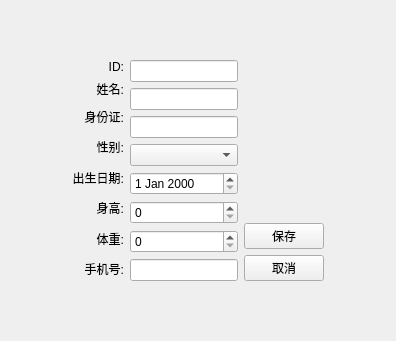
This is lab4/patienteditview.ui in cheying123/QTLAB4 as Qt 5 draws it before an edit. The edited form follows.
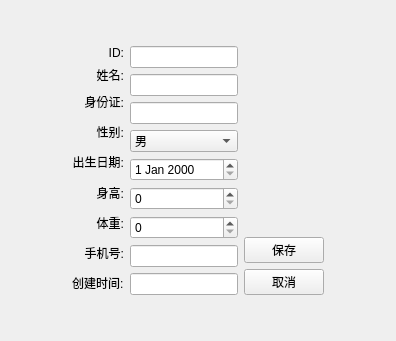
This is the edited form.

The edit to the form file:
```diff
--- a/lab4/patienteditview.ui
+++ b/lab4/patienteditview.ui
@@ -128,6 +128,13 @@
          </property>
         </widget>
        </item>
+       <item>
+        <widget class="QLabel" name="label_9">
+         <property name="text">
+          <string>创建时间:</string>
+         </property>
+        </widget>
+       </item>
       </layout>
      </item>
      <item>
@@ -146,7 +153,18 @@
         <widget class="QLineEdit" name="lineEdit_3"/>
        </item>
        <item>
-        <widget class="QComboBox" name="comboBox"/>
+        <widget class="QComboBox" name="dbComboSex">
+         <item>
+          <property name="text">
+           <string>男</string>
+          </property>
+         </item>
+         <item>
+          <property name="text">
+           <string>女</string>
+          </property>
+         </item>
+        </widget>
        </item>
        <item>
         <widget class="QDateEdit" name="dateEdit"/>
@@ -158,7 +176,10 @@
         <widget class="QSpinBox" name="spinBox_2"/>
        </item>
        <item>
-        <widget class="QLineEdit" name="lineEdit_4"/>
+        <widget class="QLineEdit" name="dbEditMobile"/>
+       </item>
+       <item>
+        <widget class="QLineEdit" name="dbCreateTimeStamp"/>
        </item>
       </layout>
      </item>
```
Left out of the diff: 12 changed lines with no effect on the pictures.
